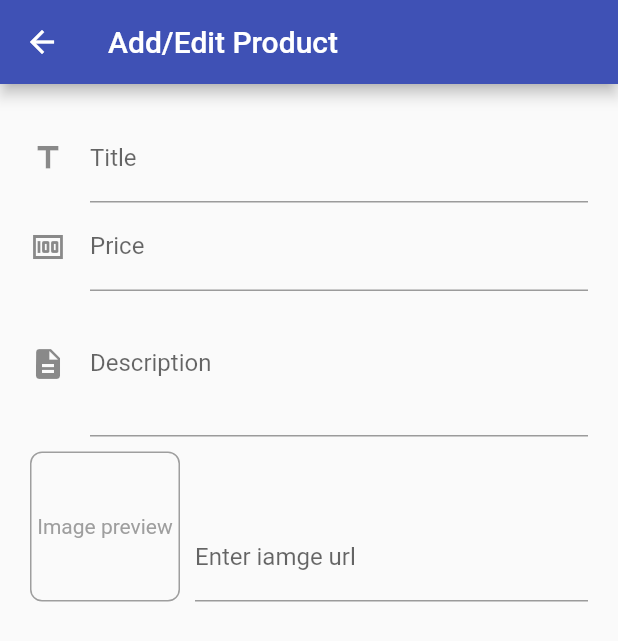
After one commit to amrkhaledccd/flutter_course, a Flutter app: the AddEditProductScreen screen opened directly, on a phone screen of 412 x 824 dp. The commit adds this screen. Shown: the top 641 px of the screen. Run offline on Flutter 3.47's test engine with Material 2 defaults, Android fonts, the phone set to English and light mode, and no system bars; network calls fail.

Commit message:
add/edit product

```diff
--- a/shop_app/lib/main.dart
+++ b/shop_app/lib/main.dart
@@ -8,6 +8,8 @@ import './providers/cart.dart';
 import './screens/cart_screen.dart';
 import './providers/orders.dart';
 import './screens/orders_screen.dart';
+import './screens/user_products_screen.dart';
+import './screens/add_edit_product_screen.dart';
 
 void main() {
   runApp(MyApp());
@@ -42,6 +44,8 @@ class MyApp extends StatelessWidget {
           ProductDetailsScreen.routeName: (ctx) => ProductDetailsScreen(),
           CartScreen.routeName: (ctx) => CartScreen(),
           OrdersScreen.routeName: (ctx) => OrdersScreen(),
+          UserProductsScreen.routeName: (_) => UserProductsScreen(),
+          AddEditProductScreen.routeName: (_) => AddEditProductScreen(),
         },
       ),
     );
--- /dev/null
+++ b/shop_app/lib/screens/add_edit_product_screen.dart
@@ -0,0 +1,99 @@
+import 'package:flutter/material.dart';
+
+class AddEditProductScreen extends StatefulWidget {
+  static final routeName = "/edit";
+
+  @override
+  _AddEditProductScreenState createState() => _AddEditProductScreenState();
+}
+
+class _AddEditProductScreenState extends State<AddEditProductScreen> {
+  final _imageUrlContrller = TextEditingController();
+
+  @override
+  void dispose() {
+    _imageUrlContrller.dispose();
+  }
+
+  @override
+  Widget build(BuildContext context) {
+    return GestureDetector(
+      onTap: () => FocusManager.instance.primaryFocus!.unfocus(),
+      child: Scaffold(
+        appBar: AppBar(
+          title: Text('Add/Edit Product'),
+        ),
+        body: Form(
+          child: SingleChildScrollView(
+            child: Padding(
+              padding: const EdgeInsets.all(20.0),
+              child: Column(
+                children: [
+                  TextFormField(
+                    decoration: InputDecoration(
+                      labelText: 'Title',
+                      icon: Icon(Icons.title),
+                    ),
+                    textInputAction: TextInputAction.next,
+                  ),
+                  TextFormField(
+                    decoration: InputDecoration(
+                      labelText: 'Price',
+                      icon: Icon(Icons.money),
+                    ),
+                    textInputAction: TextInputAction.next,
+                    keyboardType: TextInputType.number,
+                  ),
+                  TextFormField(
+                    decoration: InputDecoration(
+                      labelText: 'Description',
+                      icon: Icon(Icons.description),
+                    ),
+                    maxLines: 3,
+                    keyboardType: TextInputType.multiline,
+                  ),
+                  Row(
+                    crossAxisAlignment: CrossAxisAlignment.end,
+                    children: [
+                      Container(
+                        width: 100,
+                        height: 100,
+                        margin: EdgeInsets.fromLTRB(0, 10, 10, 0),
+                        decoration: BoxDecoration(
+                          border: Border.all(color: Colors.grey),
+                          borderRadius: BorderRadius.circular(8),
+                        ),
+                        child: _imageUrlContrller.text.isEmpty
+                            ? Center(
+                                child: Text(
+                                  'Image preview',
+                                  style: TextStyle(color: Colors.grey),
+                                ),
+                              )
+                            : FittedBox(
+                                fit: BoxFit.cover,
+                                child: Image.network(_imageUrlContrller.text),
+                              ),
+                      ),
+                      Expanded(
+                        child: TextFormField(
+                          decoration:
+                              InputDecoration(labelText: 'Enter iamge url'),
+                          keyboardType: TextInputType.url,
+                          controller: _imageUrlContrller,
+                          onEditingComplete: () {
+                            setState(() {});
+                          },
+                        ),
+                      ),
+                    ],
+                  ),
+                ],
+              ),
+            ),
+          ),
+        ),
+      ),
+    );
+  }
+}
--- a/shop_app/lib/widgets/app_drawer.dart
+++ b/shop_app/lib/widgets/app_drawer.dart
@@ -1,6 +1,7 @@
 import 'package:flutter/material.dart';
 
 import '../screens/orders_screen.dart';
+import '../screens/user_products_screen.dart';
 
 class AppDrawer extends StatelessWidget {
   @override
@@ -25,6 +26,13 @@ class AppDrawer extends StatelessWidget {
             onTap: () => Navigator.of(context)
                 .pushReplacementNamed(OrdersScreen.routeName),
           ),
+          Divider(),
+          ListTile(
+            leading: Icon(Icons.edit),
+            title: Text("Manage Products"),
+            onTap: () => Navigator.of(context)
+                .pushReplacementNamed(UserProductsScreen.routeName),
+          ),
         ],
       ),
     );
```
Also changed, not shown: facebook_widgets/lib/classes_card.dart (added, +107 -0 lines), facebook_widgets/lib/classes_card_screen.dart (added, +26 -0 lines), facebook_widgets/lib/main.dart (+11 -0 lines), shop_app/lib/screens/user_products_screen.dart (added, +39 -0 lines), shop_app/lib/widgets/user_product_item.dart (added, +37 -0 lines).
